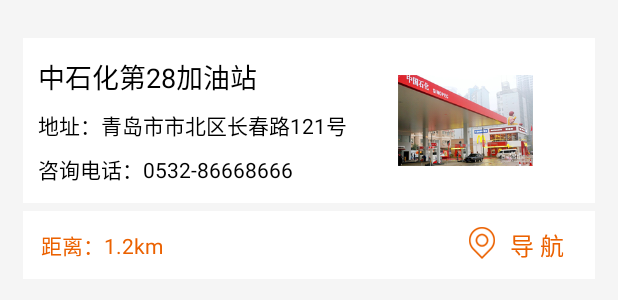
After one commit to ChuJianan/erlife, an Android app: the layout near_list_item.xml on its own in the app's theme, with its tools: preview values and no code run, on a phone screen of 412 x 824 dp. The commit adds this screen. Shown: the top 300 px of the screen. Run offline under Robolectric (Android 15) with nearby library versions, the phone set to English and light mode, and no system bars.

Commit message:
下班提交

```diff
--- a/app/src/main/res/layout/fragment_near.xml
+++ b/app/src/main/res/layout/fragment_near.xml
@@ -6,9 +6,11 @@
    >
 
     <include layout="@layout/include_common_header"/>
-    <WebView
+    <ListView
         android:layout_width="match_parent"
         android:layout_height="match_parent"
-        android:id="@+id/near_web" />
+        android:divider="@null"
+        android:id="@+id/near_listView"
+        />
 
 </LinearLayout>
--- /dev/null
+++ b/app/src/main/res/layout/near_list_item.xml
@@ -0,0 +1,139 @@
+<?xml version="1.0" encoding="utf-8"?>
+<LinearLayout xmlns:android="http://schemas.android.com/apk/res/android"
+    android:layout_width="match_parent"
+    android:layout_height="match_parent"
+    android:background="@color/graywhite"
+    android:orientation="vertical"
+    android:padding="@dimen/space_15">
+
+
+    <LinearLayout
+        android:layout_width="match_parent"
+        android:layout_height="wrap_content"
+        android:layout_marginTop="@dimen/space_10"
+        android:background="@color/white"
+        android:orientation="horizontal"
+        android:padding="@dimen/space_10">
+
+        <LinearLayout
+            android:layout_width="230dp"
+            android:layout_height="wrap_content"
+            android:orientation="vertical"
+            android:layout_gravity="center">
+
+            <TextView
+                android:id="@+id/id_text"
+                android:layout_width="wrap_content"
+                android:layout_height="wrap_content"
+                android:text="中石化第28加油站"
+                android:textColor="@color/black"
+                android:textSize="@dimen/text_size_18" />
+
+            <LinearLayout
+                android:layout_width="wrap_content"
+                android:layout_height="wrap_content"
+                android:layout_marginTop="@dimen/space_8"
+                android:orientation="horizontal">
+
+                <TextView
+                    android:layout_width="wrap_content"
+                    android:layout_height="wrap_content"
+                    android:text="地址："
+                    android:textColor="@color/black" />
+
+                <TextView
+                    android:id="@+id/adr_text"
+                    android:layout_width="wrap_content"
+                    android:layout_height="wrap_content"
+                    android:text="青岛市市北区长春路121号"
+                    android:textColor="@color/black" />
+            </LinearLayout>
+
+            <LinearLayout
+                android:layout_width="wrap_content"
+                android:layout_height="wrap_content"
+                android:layout_marginTop="@dimen/space_8"
+                android:orientation="horizontal">
+
+                <TextView
+                    android:layout_width="wrap_content"
+                    android:layout_height="wrap_content"
+                    android:text="咨询电话："
+                    android:textColor="@color/black" />
+
+                <TextView
+                    android:id="@+id/tel_text"
+                    android:layout_width="wrap_content"
+                    android:layout_height="wrap_content"
+                    android:text="0532-86668666"
+                    android:textColor="@color/black" />
+            </LinearLayout>
+        </LinearLayout>
+
+        <ImageView
+            android:layout_width="90dp"
+            android:layout_height="90dp"
+            android:src="@mipmap/jyz"
+            android:layout_marginLeft="@dimen/space_10"
+            android:id="@+id/adr_img"
+            android:layout_gravity="center"
+
+            />
+    </LinearLayout>
+
+    <RelativeLayout
+        android:layout_width="match_parent"
+        android:layout_height="wrap_content"
+        android:layout_marginTop="@dimen/space_5"
+        android:background="@color/white">
+    <LinearLayout
+        android:layout_width="wrap_content"
+        android:layout_height="wrap_content"
+        android:padding="@dimen/space_12"
+        android:background="@color/white">
+        <TextView
+            android:layout_width="wrap_content"
+            android:layout_height="wrap_content"
+            android:text="距离："
+            android:textColor="@color/paycolor"
+            />
+        <TextView
+            android:layout_width="wrap_content"
+            android:layout_height="wrap_content"
+            android:text="1.2"
+            android:id="@+id/dis_text"
+            android:textColor="@color/paycolor"
+            />
+        <TextView
+            android:layout_width="wrap_content"
+            android:layout_height="wrap_content"
+            android:text="km"
+            android:textColor="@color/paycolor"
+            />
+    </LinearLayout>
+        <LinearLayout
+            android:layout_width="wrap_content"
+            android:layout_height="wrap_content"
+            android:layout_centerVertical="true"
+            android:layout_alignParentRight="true"
+            android:layout_alignParentEnd="true"
+            android:layout_marginRight="@dimen/space_15"
+            android:padding="@dimen/space_5"
+            >
+            <ImageView
+                android:layout_width="wrap_content"
+                android:layout_height="wrap_content"
+                android:src="@mipmap/ic_gps"
+                />
+            <TextView
+                android:layout_width="wrap_content"
+                android:layout_height="wrap_content"
+                android:text="导 航"
+                android:textSize="@dimen/text_size_16"
+                android:layout_marginLeft="@dimen/space_10"
+                android:textColor="@color/paycolor"
+                android:layout_gravity="center"
+                />
+        </LinearLayout>
+    </RelativeLayout>
+</LinearLayout>
```
Also changed, not shown: app/src/main/java/com/yrkj/yrlife/adapter/ListViewNearAdapter.java (added, +35 -0 lines), app/src/main/java/com/yrkj/yrlife/been/Near.java (added, +57 -0 lines), app/src/main/java/com/yrkj/yrlife/ui/fragment/FragmentNear.java (+9 -26 lines), app/src/main/res/mipmap-hdpi/ic_gps.png (added), app/src/main/res/mipmap-hdpi/jyz.png (added).
